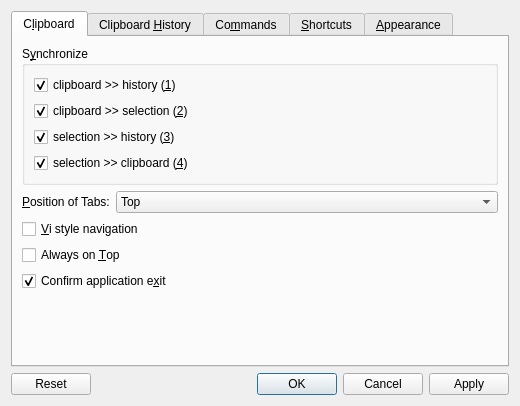
Above: src/ui/configurationmanager.ui from hluk/CopyQ before the change. Below: the same form after it.
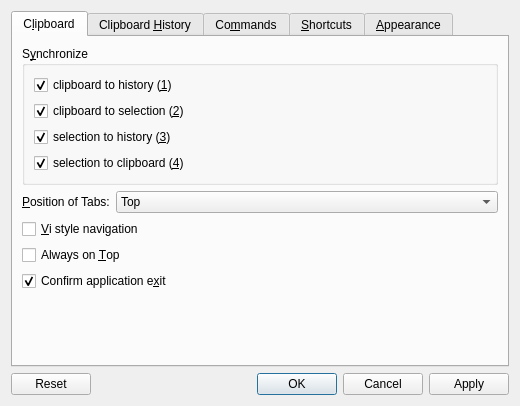
That is the form after the change. Icons and pictures are not drawn. Custom widgets are drawn as their Qt base class.

Commit message: Better UI strings

What changed in the file:
```diff
--- a/src/ui/configurationmanager.ui
+++ b/src/ui/configurationmanager.ui
@@ -73,7 +73,7 @@
                  <string>Save clipboard in history.</string>
                 </property>
                 <property name="text">
-                 <string>clipboard &gt;&gt; history (&amp;1)</string>
+                 <string>clipboard to history (&amp;1)</string>
                 </property>
                 <property name="checked">
                  <bool>true</bool>
@@ -86,7 +86,7 @@
                  <string>Whether to copy clipboard content to the primary selection.</string>
                 </property>
                 <property name="text">
-                 <string>clipboard &gt;&gt; selection (&amp;2)</string>
+                 <string>clipboard to selection (&amp;2)</string>
                 </property>
                 <property name="checked">
                  <bool>true</bool>
@@ -99,7 +99,7 @@
                  <string>Save primary selection in history.</string>
                 </property>
                 <property name="text">
-                 <string>selection &gt;&gt; history (&amp;3)</string>
+                 <string>selection to history (&amp;3)</string>
                 </property>
                 <property name="checked">
                  <bool>true</bool>
@@ -112,7 +112,7 @@
                  <string>Whether to copy primary selection content to the clipboard.</string>
                 </property>
                 <property name="text">
-                 <string>selection &gt;&gt; clipboard (&amp;4)</string>
+                 <string>selection to clipboard (&amp;4)</string>
                 </property>
                 <property name="checked">
                  <bool>true</bool>
```
Left out of the diff: 6 changed lines with no effect on the pictures.
